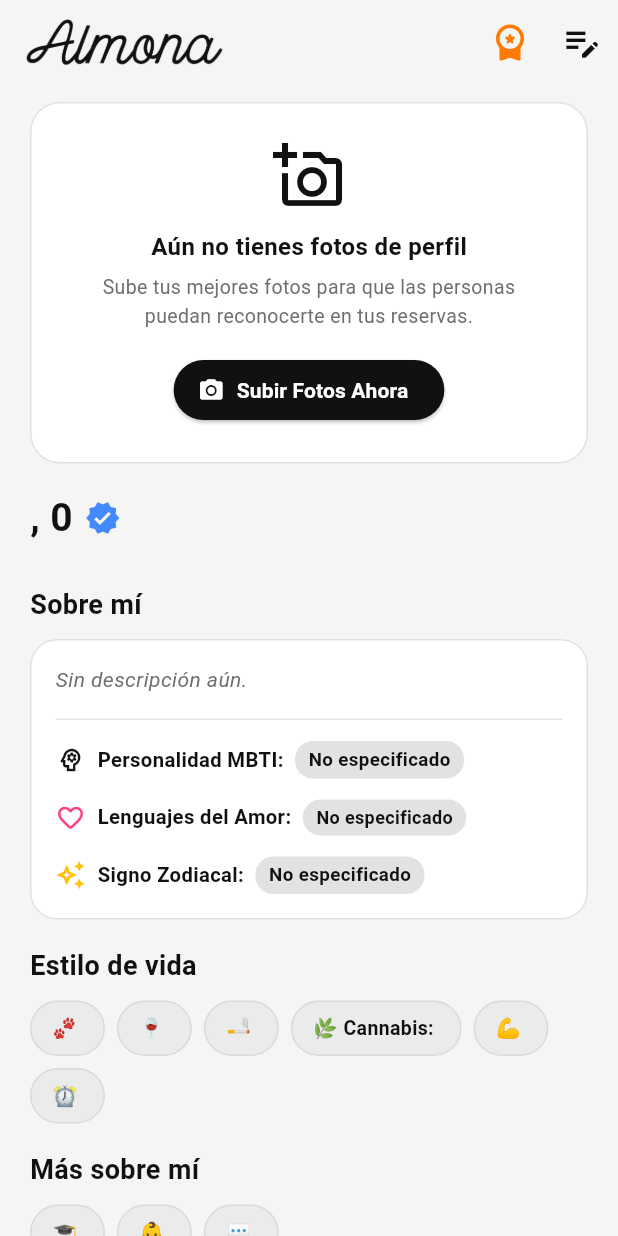
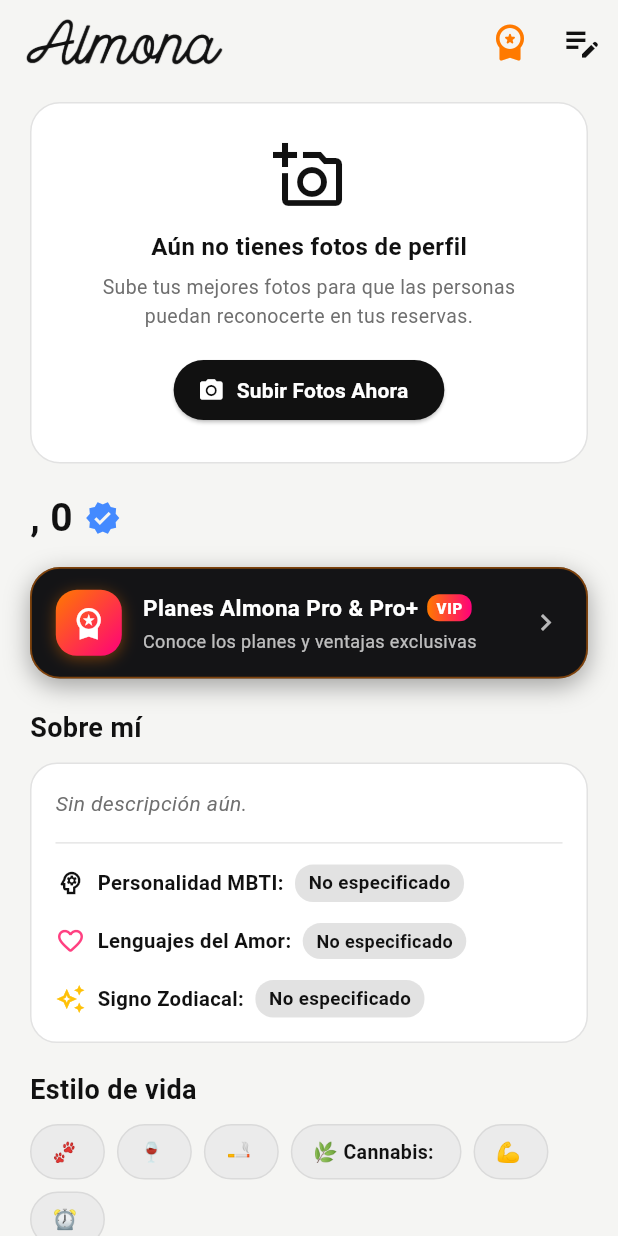
Before and after one commit to MigueAngel1109/App-de-citas, a Flutter app: the MyProfilePage screen opened directly, on a phone screen of 412 x 824 dp. Run offline on Flutter 3.47's test engine with Material 3 defaults, Android fonts, the phone set to English and light mode, and no system bars; our stand-ins replace cloud_firestore, firebase_auth, firebase_core, firebase_storage, flutter_riverpod, geolocator and 5 more; missing offline and left inert: dart:js_interop; accounts and stored records are empty; Roboto replaces fonts that are missing (Arial); key blocks and very long unbroken strings in the code were emptied for the run.

Commit message:
feat: mover banner de planes pro al inicio antes de Sobre mi con estilo negro, renombrar seccion a Rompehielos y ocultar ciudad en perfil

```diff
--- a/lib/screens/my_profile_page.dart
+++ b/lib/screens/my_profile_page.dart
@@ -88,7 +88,6 @@
 
           // Redes
           final instagramHandle = data['instagramHandle'] ?? '';
-          final city = data['city']?.toString();
           final interests = (data['interests'] as List<dynamic>?)?.map((e) => e.toString()).toList() ?? [];
 
           // Estilo de vida
@@ -217,20 +216,12 @@
                       ),
                   ],
                 ),
-                const SizedBox(height: 8),
+                const SizedBox(height: 14),
 
-                // Solo Ciudad visible debajo de la cabecera
-                if (city != null && city.isNotEmpty) ...[
-                  Wrap(
-                    spacing: 8,
-                    runSpacing: 8,
-                    children: [
-                      _buildTagBadge('📍 $city', isHighlight: true),
-                    ],
-                  ),
-                  const SizedBox(height: 18),
-                ] else
-                  const SizedBox(height: 18),
+                // Apartado de Planes Pro Almona (fondo negro llamativo antes de Sobre mí)
+                _buildProPlansBanner(context, data),
+
+                const SizedBox(height: 20),
 
                 // =========================================================
                 // SECCIÓN "SOBRE MÍ" (ESTRUCTURA VERTICAL ESTRICTA):
@@ -463,53 +454,7 @@
                 ),
                 const SizedBox(height: 20),
 
-                // Planes Almona Pro & Pro+ (Elegante y alineado con las tarjetas del perfil)
-                _buildInfoCard(
-                  InkWell(
-                    onTap: () => SubscriptionPlansPage.show(context),
-                    borderRadius: BorderRadius.circular(16),
-                    child: Padding(
-                      padding: const EdgeInsets.symmetric(vertical: 4),
-                      child: Row(
-                        children: [
-                          Container(
-                            padding: const EdgeInsets.all(10),
-                            decoration: BoxDecoration(
-                              gradient: const LinearGradient(
-                                colors: [Color(0xFFFF7A00), Color(0xFFFF007A)],
-                              ),
-                              borderRadius: BorderRadius.circular(12),
-                            ),
-                            child: const Icon(Icons.workspace_premium, color: Colors.white, size: 22),
-                          ),
-                          const SizedBox(width: 14),
-                          Expanded(
-                            child: Column(
-                              crossAxisAlignment: CrossAxisAlignment.start,
-                              children: [
-                                Text(
-                                  data['plan'] == 'pro'
-                                      ? 'Mi suscripción: Almona Pro'
-                                      : (data['plan'] == 'pro_plus' ? 'Mi suscripción: Almona Pro+' : 'Planes Almona Pro & Pro+'),
-                                  style: const TextStyle(fontWeight: FontWeight.bold, fontSize: 15, color: AppColors.textPrimary),
-                                ),
-                                const SizedBox(height: 2),
-                                Text(
-                                  data['plan'] == 'pro' || data['plan'] == 'pro_plus'
-                                      ? 'Toca para ver beneficios o cambiar de plan'
-                                      : 'Conoce los planes y ventajas exclusivas',
-                                  style: const TextStyle(color: AppColors.textSecondary, fontSize: 12),
-                                ),
-                              ],
-                            ),
-                          ),
-                          const Icon(Icons.chevron_right, color: AppColors.textSecondary),
-                        ],
-                      ),
-                    ),
-                  ),
-                ),
-                const SizedBox(height: 16),
+                const SizedBox(height: 24),
 
                 // Botón Cerrar Sesión
                 SizedBox(
@@ -541,6 +486,119 @@
       child: Text(
         title,
         style: const TextStyle(fontSize: 18, fontWeight: FontWeight.bold, color: AppColors.textPrimary),
+      ),
+    );
+  }
+
+  Widget _buildProPlansBanner(BuildContext context, Map<String, dynamic> data) {
+    final plan = data['plan']?.toString() ?? 'free';
+    final isPro = plan == 'pro';
+    final isProPlus = plan == 'pro_plus';
+
+    return Container(
+      width: double.infinity,
+      decoration: BoxDecoration(
+        color: const Color(0xFF141416),
+        borderRadius: BorderRadius.circular(20),
+        border: Border.all(
+          color: const Color(0xFFFF7A00).withValues(alpha: 0.45),
+          width: 1.2,
+        ),
+        boxShadow: [
+          BoxShadow(
+            color: Colors.black.withValues(alpha: 0.35),
+            blurRadius: 14,
+            offset: const Offset(0, 5),
+          ),
+        ],
+      ),
+      child: Material(
+        color: Colors.transparent,
+        child: InkWell(
+          onTap: () => SubscriptionPlansPage.show(context),
+          borderRadius: BorderRadius.circular(20),
+          child: Padding(
+            padding: const EdgeInsets.symmetric(horizontal: 16, vertical: 14),
+            child: Row(
+              children: [
+                Container(
+                  padding: const EdgeInsets.all(10),
+                  decoration: BoxDecoration(
+                    gradient: const LinearGradient(
+                      colors: [Color(0xFFFF7A00), Color(0xFFFF007A)],
+                      begin: Alignment.topLeft,
+                      end: Alignment.bottomRight,
+                    ),
+                    borderRadius: BorderRadius.circular(14),
+                    boxShadow: [
+                      BoxShadow(
+                        color: const Color(0xFFFF7A00).withValues(alpha: 0.4),
+                        blurRadius: 8,
+                        offset: const Offset(0, 2),
+                      ),
+                    ],
+                  ),
+                  child: const Icon(Icons.workspace_premium, color: Colors.white, size: 24),
+                ),
+                const SizedBox(width: 14),
+                Expanded(
+                  child: Column(
+                    crossAxisAlignment: CrossAxisAlignment.start,
+                    children: [
+                      Row(
+                        children: [
+                          Flexible(
+                            child: Text(
+                              isPro
+                                  ? 'Mi suscripción: Almona Pro'
+                                  : (isProPlus ? 'Mi suscripción: Almona Pro+' : 'Planes Almona Pro & Pro+'),
+                              style: const TextStyle(
+                                fontWeight: FontWeight.bold,
+                                fontSize: 15,
+                                color: Colors.white,
+                              ),
+                            ),
+                          ),
+                          const SizedBox(width: 6),
+                          Container(
+                            padding: const EdgeInsets.symmetric(horizontal: 6, vertical: 2),
+                            decoration: BoxDecoration(
+                              gradient: const LinearGradient(
+                                colors: [Color(0xFFFF7A00), Color(0xFFFF007A)],
+                              ),
+                              borderRadius: BorderRadius.circular(8),
+                            ),
+                            child: const Text(
+                              'VIP',
+                              style: TextStyle(
+                                color: Colors.white,
+                                fontSize: 10,
+                                fontWeight: FontWeight.w900,
+                                letterSpacing: 0.5,
+                              ),
+                            ),
+                          ),
+                        ],
+                      ),
+                      const SizedBox(height: 3),
+                      Text(
+                        isPro || isProPlus
+                            ? 'Toca para ver beneficios o cambiar de plan'
+                            : 'Conoce los planes y ventajas exclusivas',
+                        style: TextStyle(
+                          color: Colors.white.withValues(alpha: 0.72),
+                          fontSize: 12,
+                        ),
+                      ),
+                    ],
+                  ),
+                ),
+                const SizedBox(width: 8),
+                const Icon(Icons.chevron_right, color: Colors.white70, size: 22),
+              ],
+            ),
+          ),
+        ),
       ),
     );
   }
--- a/lib/widgets/profile_prompts_widget.dart
+++ b/lib/widgets/profile_prompts_widget.dart
@@ -18,7 +18,7 @@
 const List<PromptCategory> kProfilePromptCategories = [
   PromptCategory(
     emoji: '🎮',
-    title: 'Divertidos e interactivos (Rompehielos)',
+    title: 'Divertidos e interactivos',
     prompts: [
       'Dos verdades y una mentira...',
       'Mi dato curioso preferido es...',
@@ -270,7 +270,7 @@
           mainAxisAlignment: MainAxisAlignment.spaceBetween,
           children: [
             const Text(
-              'Prompts rompehielos',
+              'Rompehielos',
               style: TextStyle(fontSize: 18, fontWeight: FontWeight.bold, color: AppColors.textPrimary),
             ),
             if (widget.isEditable)
--- a/lib/widgets/tinder_swipe_view.dart
+++ b/lib/widgets/tinder_swipe_view.dart
@@ -914,7 +914,6 @@
 
     // Redes y ubicación
     final instagramHandle = (candidate['instagramHandle'] ?? '').toString().replaceAll('@', '').trim();
-    final city = candidate['city']?.toString();
     final interests =
         (candidate['interests'] as List<dynamic>?)?.map((e) => e.toString()).toList() ?? [];
 
@@ -1002,18 +1001,7 @@
           ),
           const SizedBox(height: 8),
 
-          // Ciudad visible
-          if (city != null && city.isNotEmpty) ...[
-            Wrap(
-              spacing: 8,
-              runSpacing: 8,
-              children: [
-                _buildTagBadge('📍 $city', isHighlight: true),
-              ],
-            ),
-            const SizedBox(height: 18),
-          ] else
-            const SizedBox(height: 18),
+          const SizedBox(height: 12),
 
           // =========================================================
           // SECCIÓN "SOBRE MÍ" (ESTRUCTURA VERTICAL ESTRICTA):
--- a/lib/widgets/user_profile_modal.dart
+++ b/lib/widgets/user_profile_modal.dart
@@ -226,7 +226,6 @@
 
     // Redes y ubicación
     final instagramHandle = (data['instagramHandle'] ?? '').toString().replaceAll('@', '').trim();
-    final city = data['city']?.toString();
     final interests =
         (data['interests'] as List<dynamic>?)?.map((e) => e.toString()).toList() ?? [];
 
@@ -320,18 +319,7 @@
           ),
           const SizedBox(height: 8),
 
-          // Solo Ciudad visible debajo de la cabecera
-          if (city != null && city.isNotEmpty) ...[
-            Wrap(
-              spacing: 8,
-              runSpacing: 8,
-              children: [
-                _buildTagBadge('📍 $city', isHighlight: true),
-              ],
-            ),
-            const SizedBox(height: 18),
-          ] else
-            const SizedBox(height: 18),
+          const SizedBox(height: 12),
 
           // =========================================================
           // SECCIÓN "SOBRE MÍ":
```
